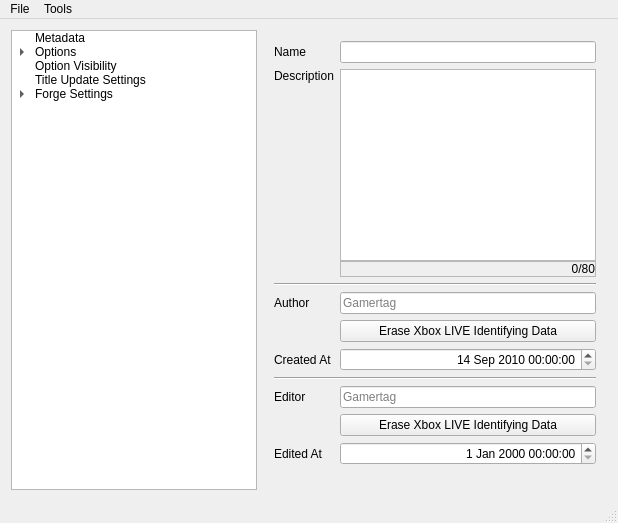
DavidJCobb/ReachVariantEditor, file native/src/ReachVariantTool/ReachVariantTool.ui: the form before one commit.
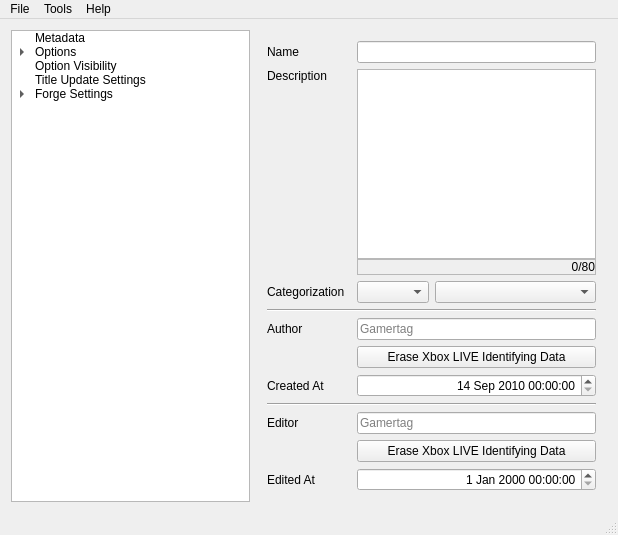
The form after the commit. The open tabs and pages were chosen to show the change. Custom widgets are drawn as their Qt base class.

Commit message:
Engine icon and category; ID'd two unknown traits
Identified two player traits: "cannot die from damage" and "abilities drop on death."

Added the ability to set a gametype's category and icon. The icon is set via an icon-only combobox with tooltips on each icon; the icons I'm currently using are placeholder.

The edit to the form file:
```diff
--- a/native/src/ReachVariantTool/ReachVariantTool.ui
+++ b/native/src/ReachVariantTool/ReachVariantTool.ui
@@ -7,7 +7,7 @@
     <x>0</x>
     <y>0</y>
     <width>618</width>
-    <height>523</height>
+    <height>535</height>
    </rect>
   </property>
   <property name="windowTitle">
@@ -217,33 +217,6 @@
       </property>
       <widget class="QWidget" name="PageGameVariantHeader">
        <layout class="QGridLayout" name="gridLayout">
-        <item row="3" column="0">
-         <widget class="QLabel" name="label_4">
-          <property name="text">
-           <string>Author</string>
-          </property>
-          <property name="buddy">
-           <cstring>authorGamertag</cstring>
-          </property>
-         </widget>
-        </item>
-        <item row="9" column="1">
-         <widget class="QDateTimeEdit" name="editedOnDate">
-          <property name="alignment">
-           <set>Qt::AlignRight|Qt::AlignTrailing|Qt::AlignVCenter</set>
-          </property>
-          <property name="minimumDateTime">
-           <datetime>
-            <hour>0</hour>
-            <minute>0</minute>
-            <second>0</second>
-            <year>1970</year>
-            <month>1</month>
-            <day>1</day>
-           </datetime>
-          </property>
-         </widget>
-        </item>
         <item row="0" column="0">
          <widget class="QLabel" name="label">
           <property name="text">
@@ -254,60 +227,23 @@
           </property>
          </widget>
         </item>
-        <item row="7" column="1">
-         <widget class="QLineEdit" name="editorGamertag">
+        <item row="2" column="2">
+         <widget class="GametypeIconCombobox" name="engineIcon">
+          <property name="sizePolicy">
+           <sizepolicy hsizetype="Preferred" vsizetype="Fixed">
+            <horstretch>0</horstretch>
+            <verstretch>0</verstretch>
+           </sizepolicy>
+          </property>
           <property name="toolTip">
            <string>Must be an ASCII string.</string>
           </property>
-          <property name="maxLength">
-           <number>15</number>
+          <property name="frame">
+           <bool>true</bool>
           </property>
-          <property name="placeholderText">
-           <string>Gamertag</string>
-          </property>
          </widget>
         </item>
-        <item row="4" column="1">
-         <widget class="QPushButton" name="eraseAuthorXUID">
-          <property name="text">
-           <string>Erase Xbox LIVE Identifying Data</string>
-          </property>
-         </widget>
-        </item>
-        <item row="10" column="0" colspan="2">
-         <spacer name="verticalSpacer">
-          <property name="orientation">
-           <enum>Qt::Vertical</enum>
-          </property>
-          <property name="sizeType">
-           <enum>QSizePolicy::Expanding</enum>
-          </property>
-          <property name="sizeHint" stdset="0">
-           <size>
-            <width>20</width>
-            <height>0</height>
-           </size>
-          </property>
-         </spacer>
-        </item>
-        <item row="6" column="0" colspan="2">
-         <widget class="Line" name="line_2">
-          <property name="orientation">
-           <enum>Qt::Horizontal</enum>
-          </property>
-         </widget>
-        </item>
-        <item row="7" column="0">
-         <widget class="QLabel" name="label_3">
-          <property name="text">
-           <string>Editor</string>
-          </property>
-          <property name="buddy">
-           <cstring>editorGamertag</cstring>
-          </property>
-         </widget>
-        </item>
-        <item row="5" column="0">
+        <item row="6" column="0">
          <widget class="QLabel" name="label_75">
           <property name="text">
            <string>Created At</string>
@@ -317,7 +253,37 @@
           </property>
          </widget>
         </item>
-        <item row="9" column="0">
+        <item row="1" column="0">
+         <widget class="QLabel" name="label_2">
+          <property name="text">
+           <string>Description</string>
+          </property>
+          <property name="alignment">
+           <set>Qt::AlignLeading|Qt::AlignLeft|Qt::AlignTop</set>
+          </property>
+          <property name="buddy">
+           <cstring>headerDesc</cstring>
+          </property>
+         </widget>
+        </item>
+        <item row="2" column="0">
+         <widget class="QLabel" name="label_80">
+          <property name="text">
+           <string>Categorization</string>
+          </property>
+         </widget>
+        </item>
+        <item row="8" column="0">
+         <widget class="QLabel" name="label_3">
+          <property name="text">
+           <string>Editor</string>
+          </property>
+          <property name="buddy">
+           <cstring>editorGamertag</cstring>
+          </property>
+         </widget>
+        </item>
+        <item row="10" column="0">
          <widget class="QLabel" name="label_76">
           <property name="text">
            <string>Edited At</string>
@@ -327,7 +293,37 @@
           </property>
          </widget>
         </item>
-        <item row="1" column="1">
+        <item row="4" column="0">
+         <widget class="QLabel" name="label_4">
+          <property name="text">
+           <string>Author</string>
+          </property>
+          <property name="buddy">
+           <cstring>authorGamertag</cstring>
+          </property>
+         </widget>
+        </item>
+        <item row="2" column="3">
+         <widget class="QComboBox" name="engineCategory">
+          <property name="sizePolicy">
+           <sizepolicy hsizetype="Preferred" vsizetype="Expanding">
+            <horstretch>2</horstretch>
+            <verstretch>0</verstretch>
+           </sizepolicy>
+          </property>
+          <property name="toolTip">
+           <string>The game variant's category.</string>
+          </property>
+         </widget>
+        </item>
+        <item row="0" column="2" colspan="2">
+         <widget class="QLineEdit" name="headerName">
+          <property name="maxLength">
+           <number>127</number>
+          </property>
+         </widget>
+        </item>
+        <item row="1" column="2" colspan="2">
          <layout class="QVBoxLayout" name="verticalLayout_2">
           <property name="spacing">
            <number>0</number>
@@ -390,27 +386,27 @@
           </item>
          </layout>
         </item>
-        <item row="0" column="1">
-         <widget class="QLineEdit" name="headerName">
+        <item row="4" column="2" colspan="2">
+         <widget class="QLineEdit" name="authorGamertag">
+          <property name="toolTip">
+           <string>Must be an ASCII string.</string>
+          </property>
           <property name="maxLength">
-           <number>127</number>
+           <number>15</number>
+          </property>
+          <property name="placeholderText">
+           <string>Gamertag</string>
           </property>
          </widget>
         </item>
-        <item row="1" column="0">
-         <widget class="QLabel" name="label_2">
+        <item row="5" column="2" colspan="2">
+         <widget class="QPushButton" name="eraseAuthorXUID">
           <property name="text">
-           <string>Description</string>
-          </property>
-          <property name="alignment">
-           <set>Qt::AlignLeading|Qt::AlignLeft|Qt::AlignTop</set>
-          </property>
-          <property name="buddy">
-           <cstring>headerDesc</cstring>
+           <string>Erase Xbox LIVE Identifying Data</string>
           </property>
          </widget>
         </item>
-        <item row="5" column="1">
+        <item row="6" column="2" colspan="2">
          <widget class="QDateTimeEdit" name="createdOnDate">
           <property name="alignment">
            <set>Qt::AlignRight|Qt::AlignTrailing|Qt::AlignVCenter</set>
@@ -427,33 +423,73 @@
           </property>
          </widget>
         </item>
-        <item row="2" column="0" colspan="2">
+        <item row="8" column="2" colspan="2">
+         <widget class="QLineEdit" name="editorGamertag">
+          <property name="toolTip">
+           <string>Must be an ASCII string.</string>
+          </property>
+          <property name="maxLength">
+           <number>15</number>
+          </property>
+          <property name="placeholderText">
+           <string>Gamertag</string>
+          </property>
+         </widget>
+        </item>
+        <item row="7" column="0" colspan="4">
+         <widget class="Line" name="line_2">
+          <property name="orientation">
+           <enum>Qt::Horizontal</enum>
+          </property>
+         </widget>
+        </item>
+        <item row="3" column="0" colspan="4">
          <widget class="Line" name="line">
           <property name="orientation">
            <enum>Qt::Horizontal</enum>
           </property>
          </widget>
         </item>
-        <item row="3" column="1">
-         <widget class="QLineEdit" name="authorGamertag">
-          <property name="toolTip">
-           <string>Must be an ASCII string.</string>
-          </property>
-          <property name="maxLength">
-           <number>15</number>
-          </property>
-          <property name="placeholderText">
-           <string>Gamertag</string>
-          </property>
-         </widget>
-        </item>
-        <item row="8" column="1">
+        <item row="9" column="2" colspan="2">
          <widget class="QPushButton" name="eraseEditorXUID">
           <property name="text">
            <string>Erase Xbox LIVE Identifying Data</string>
           </property>
          </widget>
         </item>
+        <item row="10" column="2" colspan="2">
+         <widget class="QDateTimeEdit" name="editedOnDate">
+          <property name="alignment">
+           <set>Qt::AlignRight|Qt::AlignTrailing|Qt::AlignVCenter</set>
+          </property>
+          <property name="minimumDateTime">
+           <datetime>
+            <hour>0</hour>
+            <minute>0</minute>
+            <second>0</second>
+            <year>1970</year>
+            <month>1</month>
+            <day>1</day>
+           </datetime>
+          </property>
+         </widget>
+        </item>
+        <item row="11" column="0" colspan="4">
+         <spacer name="verticalSpacer">
+          <property name="orientation">
+           <enum>Qt::Vertical</enum>
+          </property>
+          <property name="sizeType">
+           <enum>QSizePolicy::Expanding</enum>
+          </property>
+          <property name="sizeHint" stdset="0">
+           <size>
+            <width>20</width>
+            <height>0</height>
+           </size>
+          </property>
+         </spacer>
+        </item>
        </layout>
       </widget>
       <widget class="QWidget" name="PageOptionsGeneral">
@@ -3802,8 +3838,15 @@
     <addaction name="actionOptions"/>
     <addaction name="actionDebugbreak"/>
    </widget>
+   <widget class="QMenu" name="menuHelp">
+    <property name="title">
+     <string>Help</string>
+    </property>
+    <addaction name="actionAbout"/>
+   </widget>
    <addaction name="menuFile"/>
    <addaction name="menuTools"/>
+   <addaction name="menuHelp"/>
   </widget>
   <widget class="QStatusBar" name="statusBar"/>
   <action name="actionOpen">
@@ -3884,6 +3927,11 @@
    <extends>QTreeView</extends>
    <header>ui/generic/OptionToggleTable.h</header>
   </customwidget>
+  <customwidget>
+   <class>GametypeIconCombobox</class>
+   <extends>QComboBox</extends>
+   <header>ui/GametypeIconCombobox.h</header>
+  </customwidget>
  </customwidgets>
  <tabstops>
   <tabstop>MainTreeview</tabstop>
```
Left out of the diff: 73 changed lines with no effect on the pictures. The commit also changes 15 other files.
